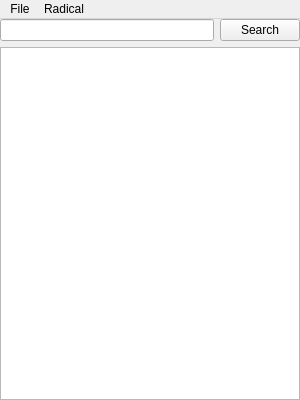
The window that yajad_qt/mainwindow.ui (arruzk/yajad) describes before a commit, drawn with Qt 5.
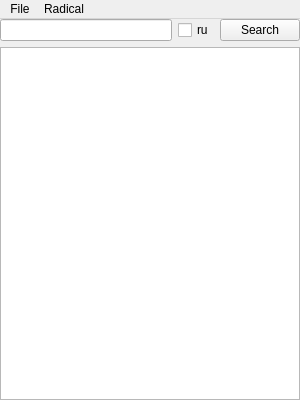
The same window after the commit.

```diff
--- a/yajad_qt/mainwindow.ui
+++ b/yajad_qt/mainwindow.ui
@@ -23,16 +23,23 @@
       <item row="0" column="0">
        <widget class="QLineEdit" name="lineEdit"/>
       </item>
-      <item row="0" column="1">
+      <item row="0" column="2">
        <widget class="QPushButton" name="searchButton">
         <property name="text">
          <string>Search</string>
         </property>
        </widget>
       </item>
-      <item row="1" column="0" colspan="2">
+      <item row="1" column="0" colspan="3">
        <widget class="QTextBrowser" name="textBrowser"/>
       </item>
+      <item row="0" column="1">
+       <widget class="QCheckBox" name="checkBox">
+        <property name="text">
+         <string>ru</string>
+        </property>
+       </widget>
+      </item>
      </layout>
     </item>
    </layout>
@@ -43,7 +50,7 @@
      <x>0</x>
      <y>0</y>
      <width>300</width>
-     <height>21</height>
+     <height>25</height>
     </rect>
    </property>
    <widget class="QMenu" name="menuFile">
```
